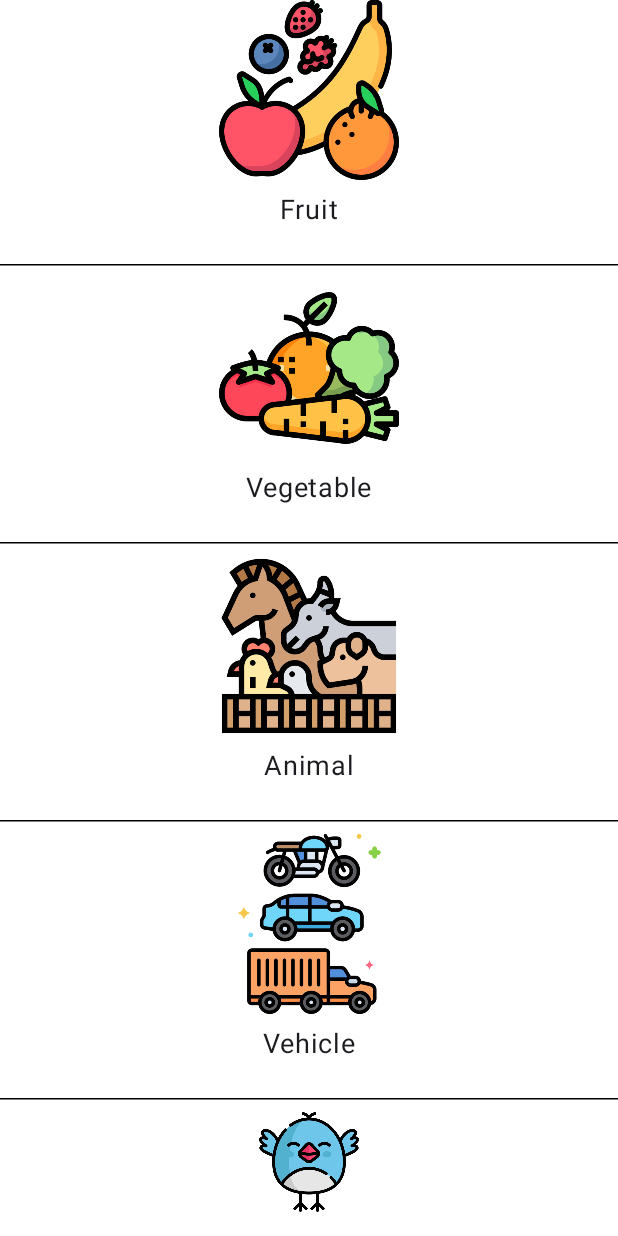
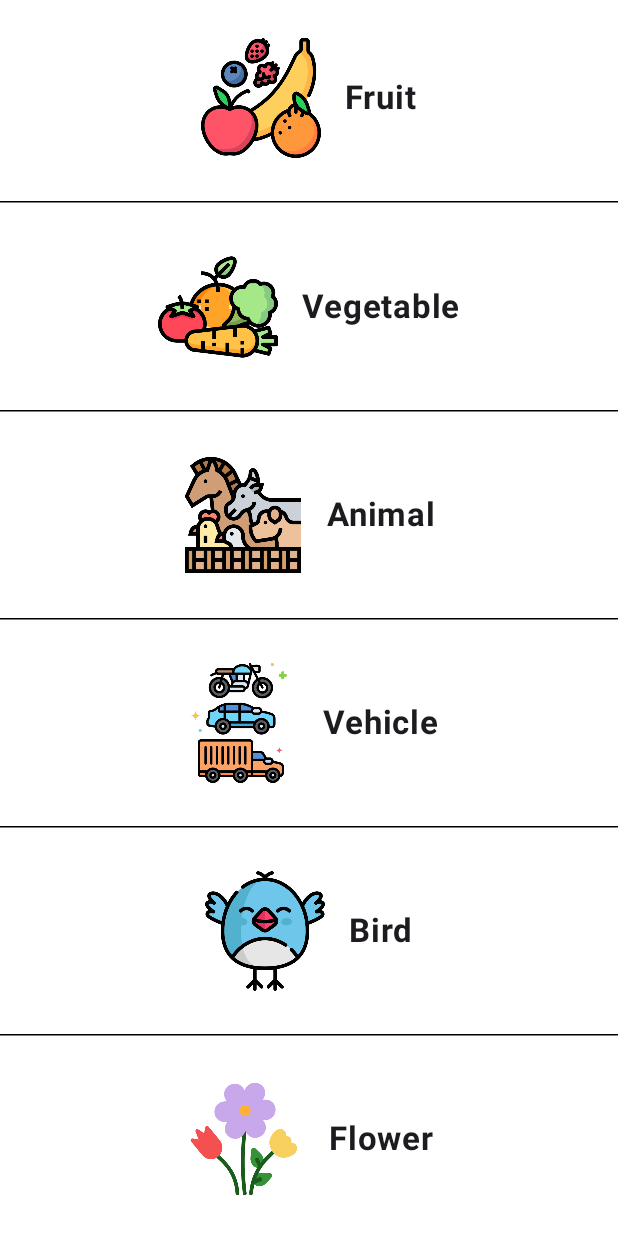
Before and after one commit to Amrish-Sharma/FruitList, an Android app built with Jetpack Compose: the screen it shows after launch (MainActivity), on a phone screen of 412 x 824 dp. Run offline under Robolectric (Android 15) with nearby library versions, the phone set to English and light mode, and no system bars.

Commit message:
update for migration

```diff
--- a/app/src/main/java/com/cb/fruitlist/ui/ComposeScreens.kt
+++ b/app/src/main/java/com/cb/fruitlist/ui/ComposeScreens.kt
@@ -23,64 +23,66 @@ import com.cb.fruitlist.R
 
 @Composable
 fun MainScreen(onCategoryClick: (String) -> Unit) {
+    // Use a vertical scrollable column with weight for each category
     Column(
         modifier = Modifier
             .fillMaxSize()
             .background(Color.White),
-        horizontalAlignment = Alignment.CenterHorizontally
     ) {
-        CategorySection(iconRes = R.drawable.fruit_icon, label = "Fruit" ,onClick = { onCategoryClick("Fruit") })
+        CategorySection(iconRes = R.drawable.fruit_icon, label = "Fruit", onClick = { onCategoryClick("Fruit") }, modifier = Modifier.weight(1f))
         HorizontalDivider(
-            modifier = Modifier.padding(vertical = 8.dp),
+            modifier = Modifier.padding(vertical = 4.dp),
             thickness = 1.dp,
             color = Color.Black
         )
-        CategorySection(iconRes = R.drawable.vegetable_icon, label = "Vegetable", onClick = { onCategoryClick("Vegetable") })
+        CategorySection(iconRes = R.drawable.vegetable_icon, label = "Vegetable", onClick = { onCategoryClick("Vegetable") }, modifier = Modifier.weight(1f))
         HorizontalDivider(
-            modifier = Modifier.padding(vertical = 8.dp),
+            modifier = Modifier.padding(vertical = 4.dp),
             thickness = 1.dp,
             color = Color.Black
         )
-        CategorySection(iconRes = R.drawable.animal_icon, label = "Animal", onClick = { onCategoryClick("Animal") })
+        CategorySection(iconRes = R.drawable.animal_icon, label = "Animal", onClick = { onCategoryClick("Animal") }, modifier = Modifier.weight(1f))
         HorizontalDivider(
-            modifier = Modifier.padding(vertical = 8.dp),
+            modifier = Modifier.padding(vertical = 4.dp),
             thickness = 1.dp,
             color = Color.Black
         )
-        CategorySection(iconRes = R.drawable.vehicle_icon, label = "Vehicle", onClick = { onCategoryClick("Vehicle") })
+        CategorySection(iconRes = R.drawable.vehicle_icon, label = "Vehicle", onClick = { onCategoryClick("Vehicle") }, modifier = Modifier.weight(1f))
         HorizontalDivider(
-            modifier = Modifier.padding(vertical = 8.dp),
+            modifier = Modifier.padding(vertical = 4.dp),
             thickness = 1.dp,
             color = Color.Black
         )
-        CategorySection(iconRes = R.drawable.bird_icon, label = "Bird", onClick = { onCategoryClick("Bird") })
+        CategorySection(iconRes = R.drawable.bird_icon, label = "Bird", onClick = { onCategoryClick("Bird") }, modifier = Modifier.weight(1f))
         HorizontalDivider(
-            modifier = Modifier.padding(vertical = 8.dp),
+            modifier = Modifier.padding(vertical = 4.dp),
             thickness = 1.dp,
             color = Color.Black
         )
-        CategorySection(iconRes = R.drawable.flower_icon, label = "Flower", onClick = { onCategoryClick("Flower") })
+        CategorySection(iconRes = R.drawable.flower_icon, label = "Flower", onClick = { onCategoryClick("Flower") }, modifier = Modifier.weight(1f))
     }
 }
 
 @Composable
-fun CategorySection(iconRes: Int, label: String, onClick: () -> Unit) {
-    Column(
-        modifier = Modifier
-            .wrapContentWidth()
-            .padding(bottom = 16.dp)
-            .clickable { onClick() },
-        horizontalAlignment = Alignment.CenterHorizontally
+fun CategorySection(iconRes: Int, label: String, onClick: () -> Unit, modifier: Modifier = Modifier) {
+    Row(
+        modifier = modifier
+            .fillMaxWidth()
+            .clickable { onClick() }
+            .padding(vertical = 8.dp),
+        verticalAlignment = Alignment.CenterVertically,
+        horizontalArrangement = Arrangement.Center
     ) {
         Image(
             painter = painterResource(id = iconRes),
             contentDescription = label,
-            modifier = Modifier.size(120.dp) // Increased from 64.dp to 120.dp
+            modifier = Modifier.size(80.dp)
         )
+        Spacer(modifier = Modifier.width(16.dp))
         Text(
             text = label,
-            fontSize = 18.sp,
-            modifier = Modifier.padding(top = 8.dp)
+            fontSize = 22.sp,
+            fontWeight = FontWeight.Bold
         )
     }
 }
```
